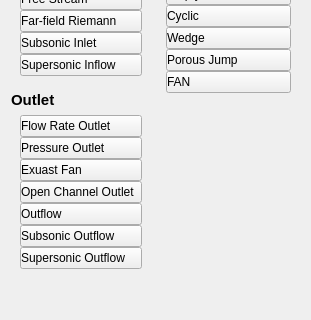
First picture: the form in baramFlow/view/setup/boundary_conditions/boundary_type_picker.ui, repository nextfoam/baram, before the edit; both pictures show x 0 to 311 and y 179 to 499 of the 311 by 499 pixel window.
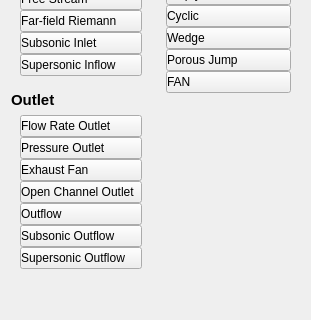
Second picture: the form after the edit. Custom widgets are drawn as their Qt base class.

The edit to the form file:
```diff
--- a/baramFlow/view/setup/boundary_conditions/boundary_type_picker.ui
+++ b/baramFlow/view/setup/boundary_conditions/boundary_type_picker.ui
@@ -331,7 +331,7 @@
             <string notr="true">text-align:left</string>
            </property>
            <property name="text">
-            <string>Exuast Fan</string>
+            <string>Exhaust Fan</string>
            </property>
            <attribute name="buttonGroup">
             <string notr="true">buttonGroup</string>
```
